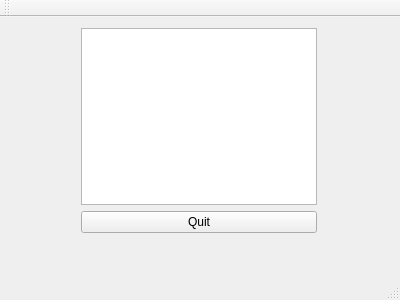
First picture: the form in Notepad/ui/notepad.ui, repository liyustar/qtdemo, before the edit.
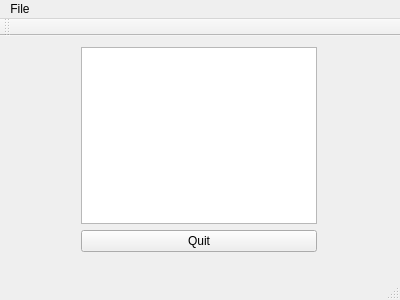
Second picture: the form after the edit.

Commit message: add Menu Items

The edit to the form file:
```diff
--- a/Notepad/ui/notepad.ui
+++ b/Notepad/ui/notepad.ui
@@ -14,7 +14,7 @@
    <string>Notepad</string>
   </property>
   <widget class="QWidget" name="centralWidget">
-   <widget class="QWidget" name="">
+   <widget class="QWidget" name="layoutWidget">
     <property name="geometry">
      <rect>
       <x>70</x>
@@ -46,6 +46,14 @@
      <height>25</height>
     </rect>
    </property>
+   <widget class="QMenu" name="menuFile">
+    <property name="title">
+     <string>File</string>
+    </property>
+    <addaction name="actionOpen"/>
+    <addaction name="actionSave"/>
+   </widget>
+   <addaction name="menuFile"/>
   </widget>
   <widget class="QToolBar" name="mainToolBar">
    <attribute name="toolBarArea">
```
Left out of the diff: 10 changed lines with no effect on the pictures. The commit also changes 2 other files.
